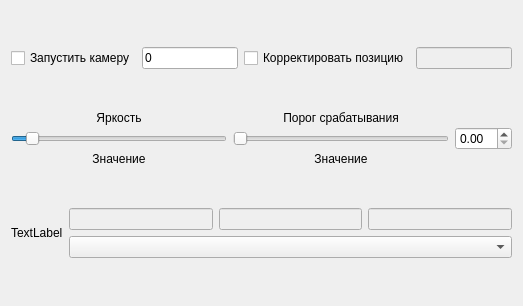
Above: image_process.ui from CMIDnavigation/Test before the change. Below: the same form after it.
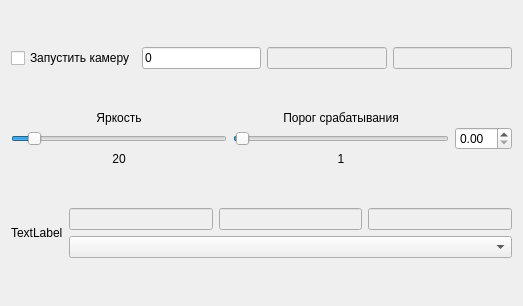
That is the form after the change.

Diff of the .ui file:
```diff
--- a/image_process.ui
+++ b/image_process.ui
@@ -31,9 +31,9 @@
       </widget>
      </item>
      <item>
-      <widget class="QCheckBox" name="check_correct_pos">
-       <property name="text">
-        <string>Корректировать позицию</string>
+      <widget class="QLineEdit" name="line_state">
+       <property name="enabled">
+        <bool>false</bool>
        </property>
       </widget>
      </item>
@@ -72,7 +72,7 @@
           <number>255</number>
          </property>
          <property name="value">
-          <number>18</number>
+          <number>20</number>
          </property>
          <property name="orientation">
           <enum>Qt::Horizontal</enum>
@@ -82,7 +82,7 @@
        <item>
         <widget class="QLabel" name="value_Y">
          <property name="text">
-          <string>Значение</string>
+          <string>20</string>
          </property>
          <property name="alignment">
           <set>Qt::AlignCenter</set>
@@ -108,6 +108,9 @@
          <property name="maximum">
           <number>100</number>
          </property>
+         <property name="value">
+          <number>1</number>
+         </property>
          <property name="orientation">
           <enum>Qt::Horizontal</enum>
          </property>
@@ -116,7 +119,7 @@
        <item>
         <widget class="QLabel" name="value_intesiv">
          <property name="text">
-          <string>Значение</string>
+          <string>1</string>
          </property>
          <property name="alignment">
           <set>Qt::AlignCenter</set>
```
Left out of the diff: 2 changed lines with no effect on the pictures.
